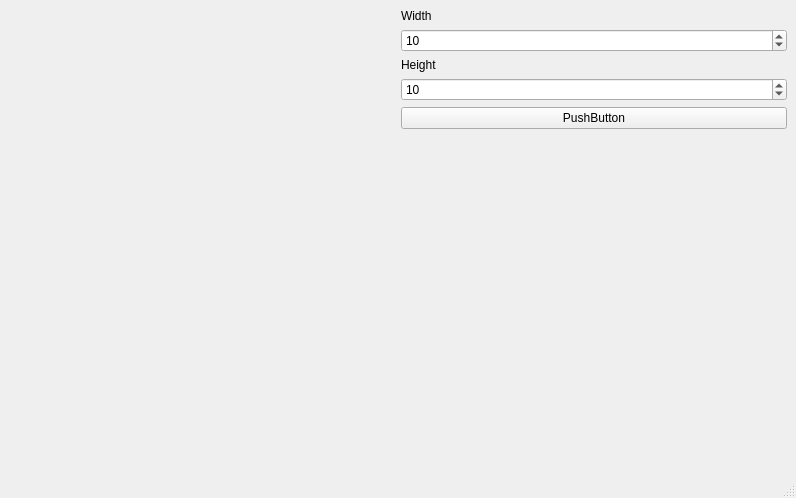
Before: the Qt Designer form amazon/mainwindow.ui in fairynoxx/warehouse, drawn with Qt 5.
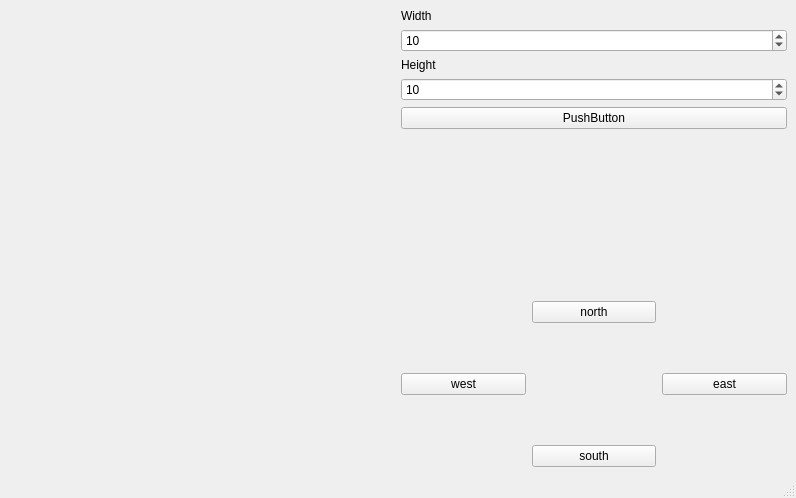
After: the same form once the commit is applied.

The edit to the form file:
```diff
--- a/amazon/mainwindow.ui
+++ b/amazon/mainwindow.ui
@@ -73,6 +73,55 @@
           </property>
          </spacer>
         </item>
+        <item>
+         <layout class="QHBoxLayout" name="horizontalLayout_3">
+          <item>
+           <widget class="QPushButton" name="buttonWest">
+            <property name="text">
+             <string>west</string>
+            </property>
+           </widget>
+          </item>
+          <item>
+           <layout class="QVBoxLayout" name="verticalLayout_2">
+            <item>
+             <widget class="QPushButton" name="buttonNorth">
+              <property name="text">
+               <string>north</string>
+              </property>
+             </widget>
+            </item>
+            <item>
+             <spacer name="verticalSpacer_2">
+              <property name="orientation">
+               <enum>Qt::Vertical</enum>
+              </property>
+              <property name="sizeHint" stdset="0">
+               <size>
+                <width>20</width>
+                <height>40</height>
+               </size>
+              </property>
+             </spacer>
+            </item>
+            <item>
+             <widget class="QPushButton" name="buttonSouth">
+              <property name="text">
+               <string>south</string>
+              </property>
+             </widget>
+            </item>
+           </layout>
+          </item>
+          <item>
+           <widget class="QPushButton" name="buttonEast">
+            <property name="text">
+             <string>east</string>
+            </property>
+           </widget>
+          </item>
+         </layout>
+        </item>
        </layout>
       </item>
      </layout>
```
